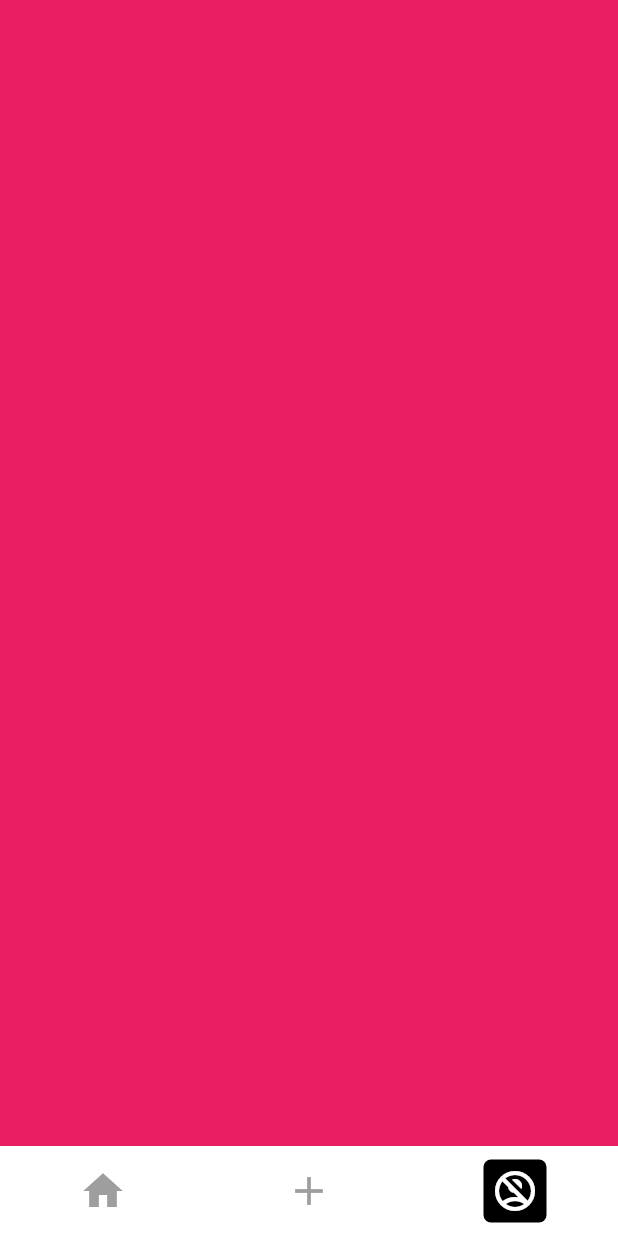
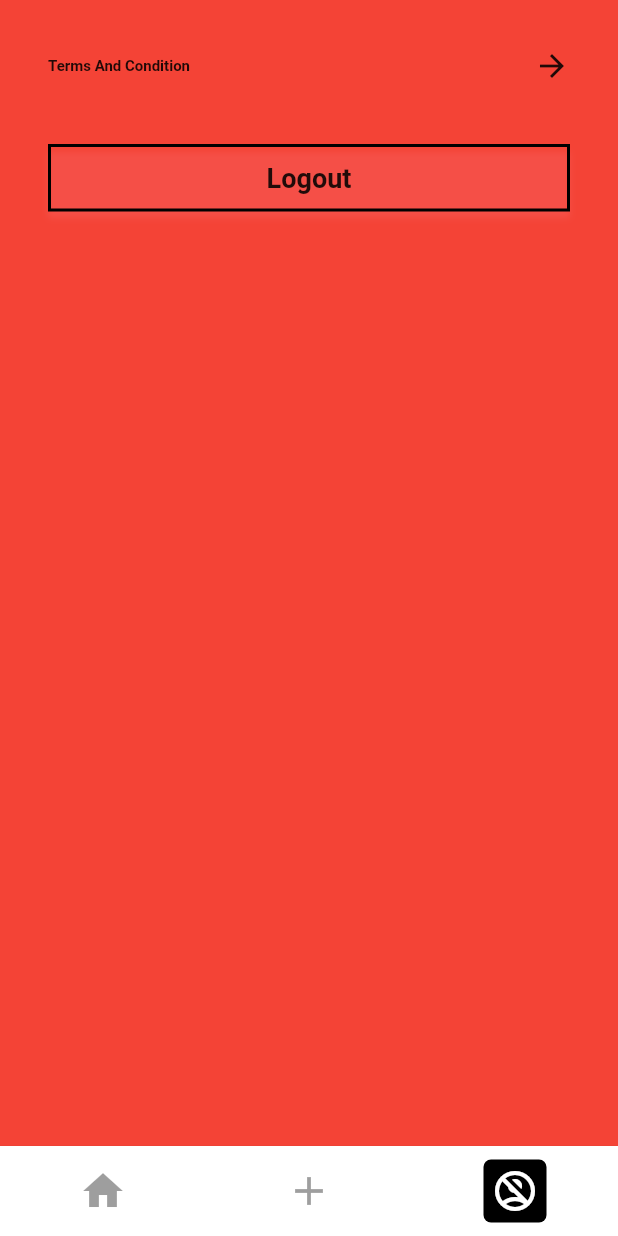
Before and after one commit to savagecarol/event_app, a Flutter app: the screen it shows after launch, item 3 of the bottom bar chosen, on a phone screen of 412 x 824 dp. Run offline on Flutter 3.47's test engine with Material 2 defaults, Android fonts, the phone set to English and light mode, and no system bars; Roboto replaces fonts that are missing (Montserrat).

Commit message:
changes in the text feild

```diff
--- /dev/null
+++ b/lib/presentation/components/custom_button.dart
@@ -0,0 +1,79 @@
+import 'package:event_app/utils/colors_constants.dart';
+import 'package:flutter/material.dart';
+
+class CustomButton extends StatelessWidget {
+  final IconData postIcon;
+  final bool visiblepostIcon;
+  final String labelText;
+  final FontWeight labelTextWeight;
+  final double sizelabelText;
+  final Function() onTap;
+  final double postIconSize;
+  final Color postIconColor;
+  final Color containerColor;
+  final Color shadowColor;
+  final bool isLoading;
+
+  CustomButton(
+      {super.key,
+      this.postIcon = Icons.arrow_forward,
+      this.labelText = "",
+      this.visiblepostIcon = false,
+      this.sizelabelText = 20,
+      this.labelTextWeight = FontWeight.w500,
+      required this.onTap ,
+      this.isLoading = false,
+      this.postIconSize = 24,
+      this.postIconColor = Colors.black,
+      required this.containerColor,
+      required this.shadowColor});
+
+  Widget build(BuildContext context) {
+    return InkWell(
+      onTap: onTap,
+      child: Container(
+        decoration: BoxDecoration(color: containerColor,
+        border : Border.all(
+          color: Colors.black,
+          width: 2,
+        ),
+         boxShadow: [
+          BoxShadow(
+              color: shadowColor.withOpacity(.1),
+              blurRadius: 3,
+              offset: Offset(0, 5))
+        ]),
+        child: Padding(
+          padding: const EdgeInsets.symmetric(vertical: 10),
+          child: Center(
+            child: (isLoading == false)
+                ? Row(
+                    mainAxisAlignment: MainAxisAlignment.center,
+                    children: [
+                      Text(labelText,
+                          style: TextStyle(
+                              fontFamily: 'Montserrat',
+                              fontSize: 18,
+                              fontWeight: labelTextWeight)),
+                      Container(
+                        child: (visiblepostIcon)
+                            ? Icon(
+                                postIcon,
+                                size: postIconSize,
+                                color: postIconColor,
+                              )
+                            : Container(),
+                      ),
+                    ],
+                  )
+                : const SizedBox(
+                    height: 20,
+                    width: 20,
+                    child: CircularProgressIndicator(color: Colors.black),
+                  ),
+          ),
+        ),
+      ),
+    );
+  }
+}
--- a/lib/presentation/pages/profile.dart
+++ b/lib/presentation/pages/profile.dart
@@ -1,9 +1,8 @@
+import 'package:event_app/presentation/components/custom_button.dart';
+import 'package:event_app/utils/colors_constants.dart';
 import 'package:flutter/material.dart';
 import 'package:flutter/src/widgets/container.dart';
-import 'package:flutter/src/widgets/framework.dart';
-
-
-
+import 'package:url_launcher/url_launcher.dart';
 
 class Profile extends StatefulWidget {
   const Profile({super.key});
@@ -13,10 +12,56 @@ class Profile extends StatefulWidget {
 }
 
 class _ProfileState extends State<Profile> {
+  var t = "login";
+  var isLgOutButtonLoading = false;
+
   @override
   Widget build(BuildContext context) {
     return Container(
-      color: Colors.pink
+      color: Colors.red,
+      padding: const EdgeInsets.all(32),
+      child: SingleChildScrollView(
+        child: Column(
+          children: [
+            InkWell(
+              onTap: () async{
+                const url = 'https://www.geeksforgeeks.org/';
+              if (await canLaunch(url)) {
+                await launch(url);
+              } else {
+                throw 'Could not launch $url';
+              }
+              },
+              child: Row(
+                mainAxisAlignment: MainAxisAlignment.spaceBetween,
+                children: const [
+                  Text("Terms And Condition" , style: TextStyle( fontWeight:  FontWeight.bold , fontSize: 10), ),
+                  InkWell(
+                    child: Icon(Icons.arrow_forward))
+                ],
+              ),
+            ),
+
+            SizedBox(height: 20),
+
+
+
+            SizedBox(height: 20),
+
+
+            CustomButton(
+              onTap: () {
+              },
+              containerColor: Colors.transparent,
+              shadowColor: ColorConstants.pink,
+              labelTextWeight: FontWeight.bold,
+              labelText: "Logout",
+              isLoading: isLgOutButtonLoading,
+            )
+          ],
+        ),
+
+      ),
     );
   }
 }
--- a/lib/utils/colors_constants.dart
+++ b/lib/utils/colors_constants.dart
@@ -4,17 +4,14 @@ import 'package:flutter/material.dart';
  *
  * APP COLOR
  *
- *
- *
 */
 
-class ColorConstant{
+class ColorConstants{
 
-static Color accentPurpleColor = Color(0xFF6A53A1);
-static Color primaryColor = Color(0xFF121212);
-static Color accentPinkColor = Color(0xFFF99BBD);
-static Color accentDarkGreenColor = Color(0xFF115C49);
-static Color accentYellowColor = Color(0xFFFFB612);
-static Color accentOrangeColor = Color(0xFFEA7A3B);
+static Color pink = const Color.fromRGBO(255,188,217,1);
+static Color lightPink = const Color.fromRGBO(225,193,222,1);
+static Color accentPink = const Color.fromRGBO(255,188,217,1);
+static Color lightBlue = const Color.fromRGBO(195,197,226,1);
+static Color blue = const Color.fromRGBO(165,202,231,1);
 
 }
--- a/lib/utils/global.dart
+++ b/lib/utils/global.dart
@@ -1 +1,3 @@
+import 'package:flutter/material.dart';
+
 var currentPage = 0;
--- a/pubspec.yaml
+++ b/pubspec.yaml
@@ -31,6 +31,7 @@ environment:
 dependencies:
   flutter:
     sdk: flutter
+  url_launcher: 6.0.0
 
   # The following adds the Cupertino Icons font to your application.
   # Use with the CupertinoIcons class for iOS style icons.
```
Also changed, not shown: pubspec.lock, 1 other file.
